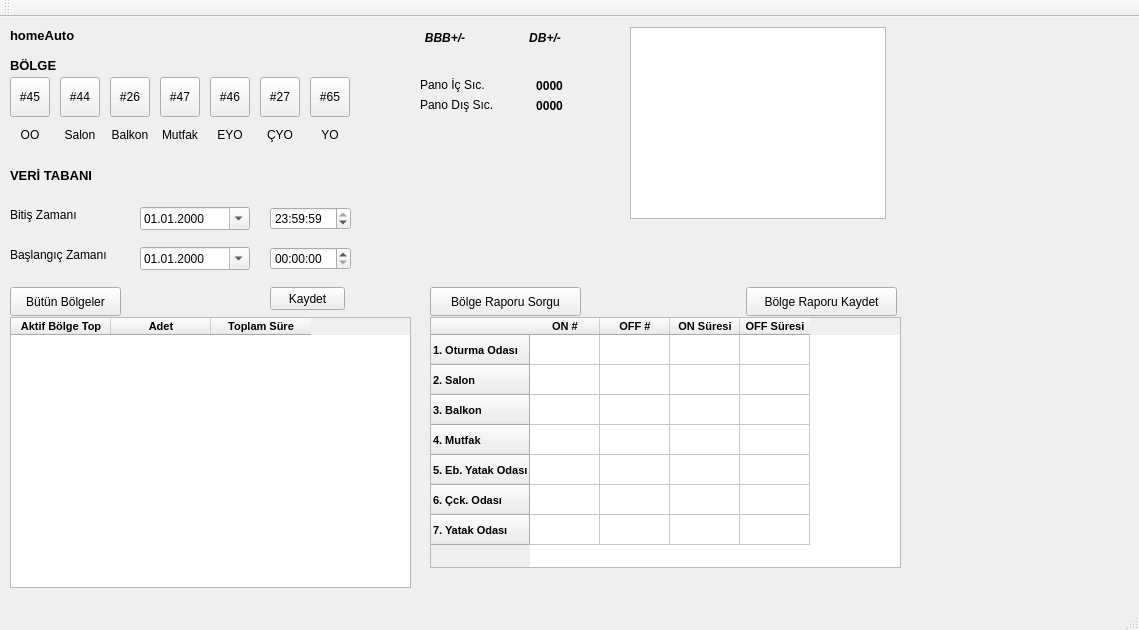
First picture: the form in mainwindow.ui, repository alikanarya/homeAutoGui, before the edit.
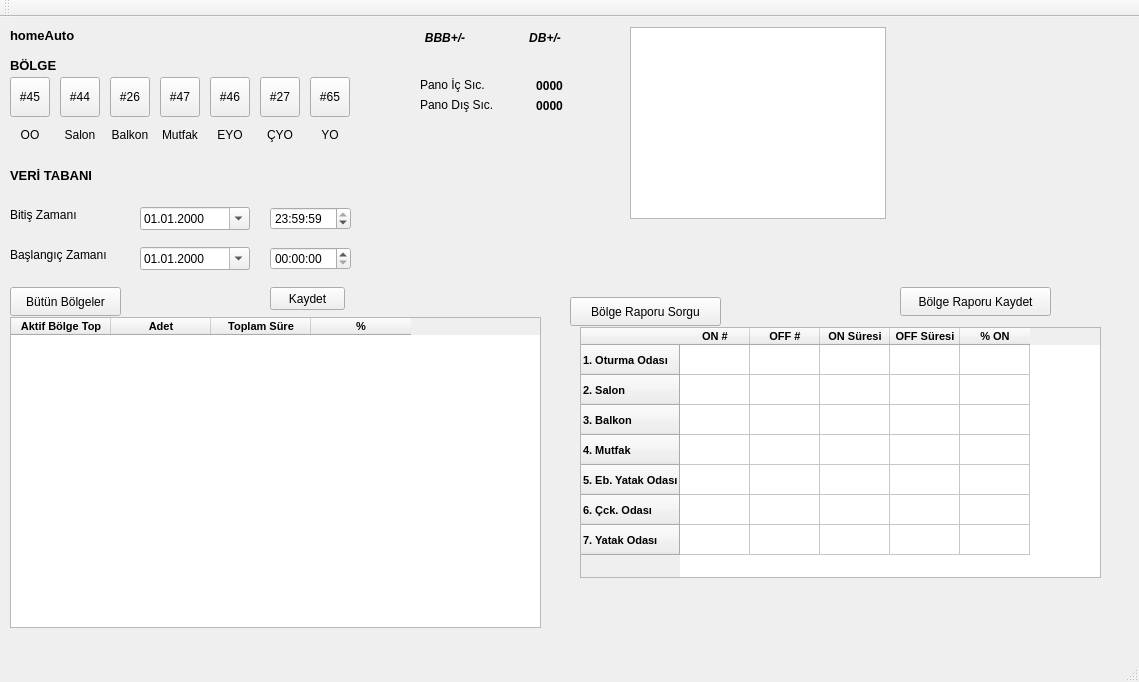
Second picture: the form after the edit.

The edit to the form file:
```diff
--- a/mainwindow.ui
+++ b/mainwindow.ui
@@ -7,7 +7,7 @@
     <x>0</x>
     <y>0</y>
     <width>1139</width>
-    <height>630</height>
+    <height>682</height>
    </rect>
   </property>
   <property name="windowTitle">
@@ -563,8 +563,8 @@
      <rect>
       <x>10</x>
       <y>300</y>
-      <width>401</width>
-      <height>271</height>
+      <width>531</width>
+      <height>311</height>
      </rect>
     </property>
     <property name="minimumSize">
@@ -621,6 +621,18 @@
       </font>
      </property>
     </column>
+    <column>
+     <property name="text">
+      <string>%</string>
+     </property>
+     <property name="font">
+      <font>
+       <pointsize>8</pointsize>
+       <weight>75</weight>
+       <bold>true</bold>
+      </font>
+     </property>
+    </column>
    </widget>
    <widget class="QPushButton" name="saveAllZonesButton">
     <property name="geometry">
@@ -638,9 +650,9 @@
    <widget class="QTableWidget" name="tableZone">
     <property name="geometry">
      <rect>
-      <x>430</x>
-      <y>300</y>
-      <width>471</width>
+      <x>580</x>
+      <y>310</y>
+      <width>521</width>
       <height>251</height>
      </rect>
     </property>
@@ -785,12 +797,24 @@
       </font>
      </property>
     </column>
+    <column>
+     <property name="text">
+      <string>% ON</string>
+     </property>
+     <property name="font">
+      <font>
+       <pointsize>8</pointsize>
+       <weight>75</weight>
+       <bold>true</bold>
+      </font>
+     </property>
+    </column>
    </widget>
    <widget class="QPushButton" name="zoneButton">
     <property name="geometry">
      <rect>
-      <x>430</x>
-      <y>270</y>
+      <x>570</x>
+      <y>280</y>
       <width>151</width>
       <height>29</height>
      </rect>
@@ -802,7 +826,7 @@
    <widget class="QPushButton" name="zoneSaveButton">
     <property name="geometry">
      <rect>
-      <x>746</x>
+      <x>900</x>
       <y>270</y>
       <width>151</width>
       <height>29</height>
```
